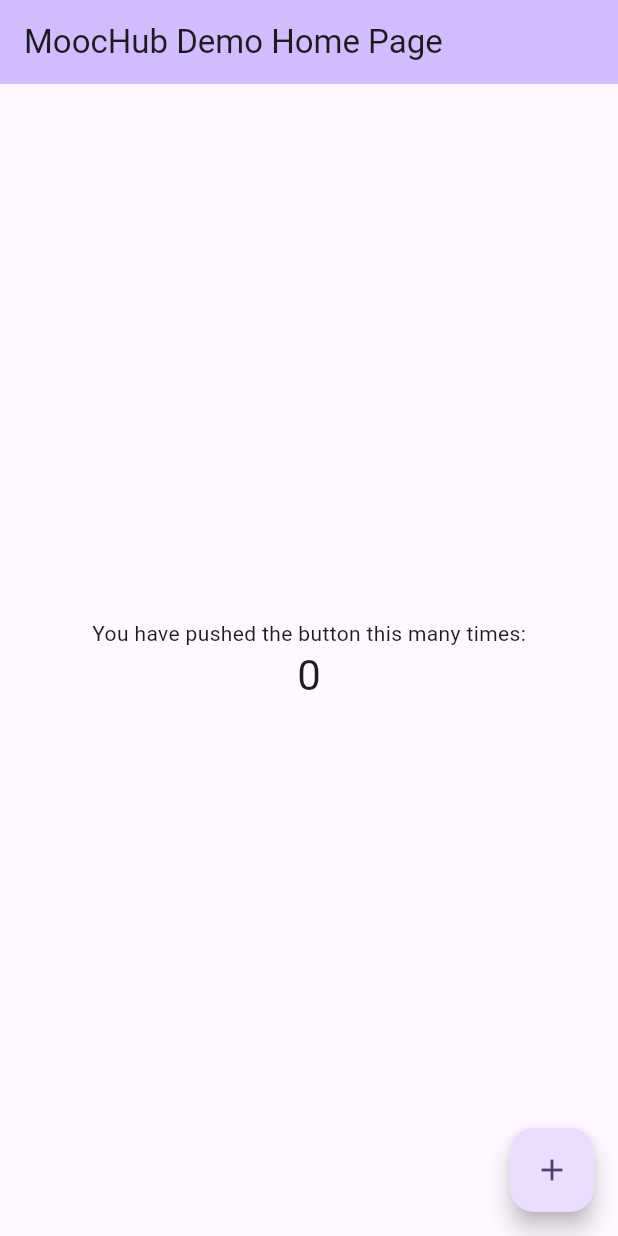
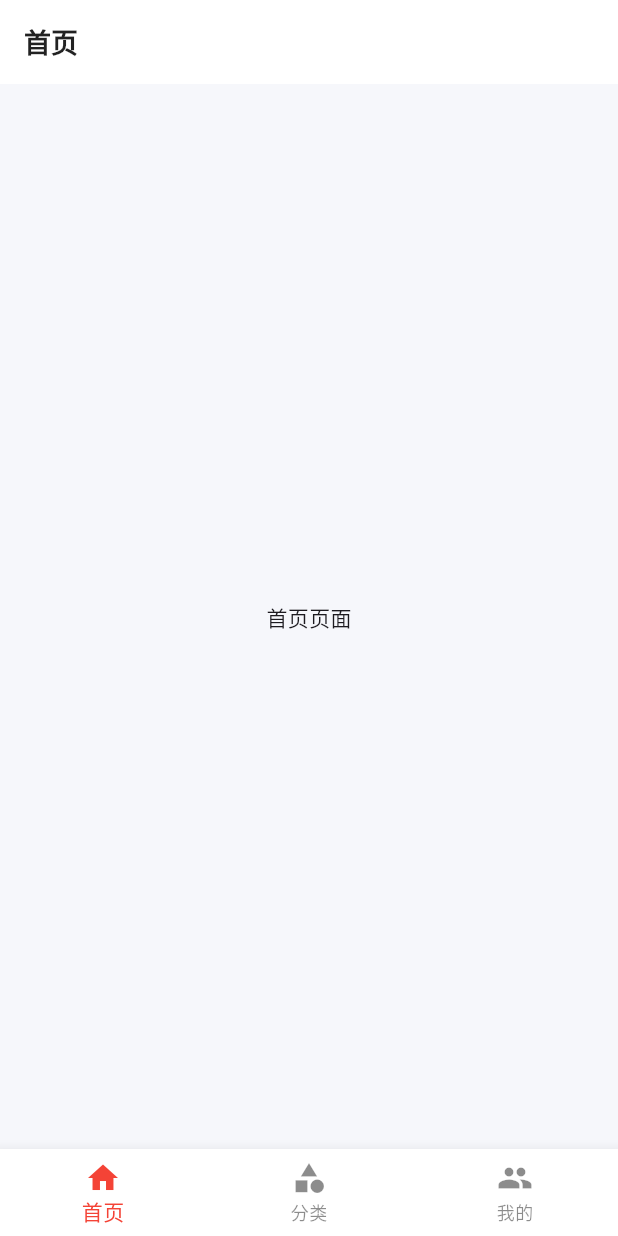
Before and after one commit to DreamZhongJu/MoocHub-public, a Flutter app: the screen it shows after launch, on a phone screen of 412 x 824 dp. Run offline on Flutter 3.47's test engine with Material 3 defaults, Android fonts, the phone set to English and light mode, and no system bars; our stand-ins replace cached_network_image, flutter_screenutil, google_fonts.

Commit message:
实现了flutter客户端的骨架以及路由表配置

```diff
--- /dev/null
+++ b/flutter_app/devtools_options.yaml
@@ -0,0 +1,3 @@
+description: This file stores settings for Dart & Flutter DevTools.
+documentation: https://docs.flutter.dev/tools/devtools/extensions#configure-extension-enablement-states
+extensions:
--- a/flutter_app/lib/main.dart
+++ b/flutter_app/lib/main.dart
@@ -1,4 +1,6 @@
+import 'package:MoocHub/routers/router.dart';
 import 'package:flutter/material.dart';
+import 'package:google_fonts/google_fonts.dart';
 
 void main() {
   runApp(const MyApp());
@@ -13,24 +15,75 @@ class MyApp extends StatelessWidget {
     return MaterialApp(
       title: 'MoocHub',
       theme: ThemeData(
-        // This is the theme of your application.
-        //
-        // TRY THIS: Try running your application with "flutter run". You'll see
-        // the application has a purple toolbar. Then, without quitting the app,
-        // try changing the seedColor in the colorScheme below to Colors.green
-        // and then invoke "hot reload" (save your changes or press the "hot
-        // reload" button in a Flutter-supported IDE, or press "r" if you used
-        // the command line to start the app).
-        //
-        // Notice that the counter didn't reset back to zero; the application
-        // state is not lost during the reload. To reset the state, use hot
-        // restart instead.
-        //
-        // This works for code too, not just values: Most code changes can be
-        // tested with just a hot reload.
-        colorScheme: .fromSeed(seedColor: Colors.deepPurple),
+        colorScheme: ColorScheme.fromSeed(
+          seedColor: const Color(0xFF1B9AAA),
+          brightness: Brightness.light,
+        ),
+        scaffoldBackgroundColor: const Color(0xFFF6F7FB),
+        fontFamily: GoogleFonts.manrope().fontFamily,
+        appBarTheme: AppBarTheme(
+          elevation: 0,
+          backgroundColor: Colors.white,
+          foregroundColor: Colors.black87,
+          titleTextStyle: GoogleFonts.manrope(
+            fontSize: 18,
+            fontWeight: FontWeight.w700,
+            color: Colors.black87,
+          ),
+          surfaceTintColor: Colors.white,
+        ),
+        textTheme: GoogleFonts.manropeTextTheme(),
+        inputDecorationTheme: InputDecorationTheme(
+          border: OutlineInputBorder(
+            borderRadius: BorderRadius.circular(12),
+            borderSide: BorderSide(color: Colors.grey.shade300),
+          ),
+          enabledBorder: OutlineInputBorder(
+            borderRadius: BorderRadius.circular(12),
+            borderSide: BorderSide(color: Colors.grey.shade300),
+          ),
+          focusedBorder: OutlineInputBorder(
+            borderRadius: BorderRadius.circular(12),
+            borderSide: const BorderSide(color: Color(0xFF1B9AAA), width: 2),
+          ),
+          filled: true,
+          fillColor: Colors.grey.shade50,
+          contentPadding: const EdgeInsets.symmetric(
+            horizontal: 16,
+            vertical: 14,
+          ),
+        ),
+        cardTheme: CardThemeData(
+          elevation: 2,
+          shape: RoundedRectangleBorder(
+            borderRadius: BorderRadius.circular(16),
+          ),
+          margin: EdgeInsets.zero,
+        ),
+        elevatedButtonTheme: ElevatedButtonThemeData(
+          style: ElevatedButton.styleFrom(
+            foregroundColor: Colors.white,
+            backgroundColor: const Color(0xFF1B9AAA),
+            shape: RoundedRectangleBorder(
+              borderRadius: BorderRadius.circular(12),
+            ),
+            padding: const EdgeInsets.symmetric(horizontal: 24, vertical: 14),
+            textStyle: GoogleFonts.manrope(
+              fontSize: 16,
+              fontWeight: FontWeight.w600,
+            ),
+          ),
+        ),
+        bottomNavigationBarTheme: const BottomNavigationBarThemeData(
+          backgroundColor: Colors.white,
+          selectedItemColor: Color(0xFF1B9AAA),
+          unselectedItemColor: Colors.black45,
+          type: BottomNavigationBarType.fixed,
+        ),
       ),
-      home: const MyHomePage(title: 'MoocHub Demo Home Page'),
+      debugShowCheckedModeBanner: false,
+      initialRoute: '/',
+      onGenerateRoute: onGenerateRoute,
     );
   }
 }
--- /dev/null
+++ b/flutter_app/lib/pages/tabs/Home.dart
@@ -0,0 +1,20 @@
+import 'package:flutter/material.dart';
+
+class HomePage extends StatefulWidget {
+  const HomePage({super.key});
+
+  @override
+  State<HomePage> createState() => _HomePageState();
+}
+
+class _HomePageState extends State<HomePage>
+    with AutomaticKeepAliveClientMixin {
+  @override
+  Widget build(BuildContext context) {
+    super.build(context);
+    return const Center(child: Text('首页页面'));
+  }
+
+  @override
+  bool get wantKeepAlive => true;
+}
--- /dev/null
+++ b/flutter_app/lib/pages/tabs/Tabs.dart
@@ -0,0 +1,65 @@
+import 'package:MoocHub/pages/tabs/Category.dart';
+import 'package:MoocHub/pages/tabs/Home.dart';
+import 'package:MoocHub/pages/tabs/User.dart';
+import 'package:flutter/material.dart';
+
+class Tabs extends StatefulWidget {
+  const Tabs({super.key});
+
+  @override
+  State<Tabs> createState() => _TabsState();
+}
+
+class _TabsState extends State<Tabs> {
+  int _currentIndex = 0;
+  late final PageController _pageController;
+  late final List<Widget> _pageList;
+  final List<String> _titles = const ['首页', '分类', '我的'];
+
+  @override
+  void initState() {
+    _pageController = PageController(initialPage: _currentIndex);
+    _pageList = [const HomePage(), const CategoryPage(), const UserPage()];
+    super.initState();
+  }
+
+  @override
+  void dispose() {
+    _pageController.dispose();
+    super.dispose();
+  }
+
+  void _handleTabChange(int index) {
+    setState(() {
+      _currentIndex = index;
+      _pageController.jumpToPage(_currentIndex);
+    });
+  }
+
+  @override
+  Widget build(BuildContext context) {
+    return Scaffold(
+      appBar: AppBar(title: Text(_titles[_currentIndex])),
+      body: PageView(
+        controller: _pageController,
+        children: _pageList,
+        onPageChanged: (index) {
+          setState(() {
+            _currentIndex = index;
+          });
+        },
+      ),
+      bottomNavigationBar: BottomNavigationBar(
+        fixedColor: Colors.red,
+        currentIndex: _currentIndex,
+        onTap: _handleTabChange,
+        type: BottomNavigationBarType.fixed,
+        items: const [
+          BottomNavigationBarItem(icon: Icon(Icons.home), label: '首页'),
+          BottomNavigationBarItem(icon: Icon(Icons.category), label: '分类'),
+          BottomNavigationBarItem(icon: Icon(Icons.people), label: '我的'),
+        ],
+      ),
+    );
+  }
+}
--- /dev/null
+++ b/flutter_app/lib/routers/router.dart
@@ -0,0 +1,29 @@
+import 'package:flutter/material.dart';
+import '../pages/tabs/Tabs.dart';
+
+// 配置路由
+final Map<String, WidgetBuilder> routes = {'/': (context) => Tabs()};
+
+// 固定写法
+var onGenerateRoute = (RouteSettings settings) {
+  // 统一处理
+  final String? name = settings.name;
+  final Function? pageContentBuilder = routes[name];
+
+  if (pageContentBuilder != null) {
+    // 参数处理
+    if (settings.arguments != null) {
+      final Route route = MaterialPageRoute(
+        builder: (context) =>
+            pageContentBuilder(context, arguments: settings.arguments),
+      );
+      return route;
+    } else {
+      final Route route = MaterialPageRoute(
+        builder: (context) => pageContentBuilder(context),
+      );
+      return route;
+    }
+  }
+  return null;
+};
```
Also changed, not shown: flutter_app/lib/pages/tabs/Category.dart (added, +22 -0 lines), flutter_app/lib/pages/tabs/User.dart (added, +20 -0 lines), flutter_app/pubspec.yaml (+8 -0 lines), flutter_app/pubspec.lock, 3 other files.
